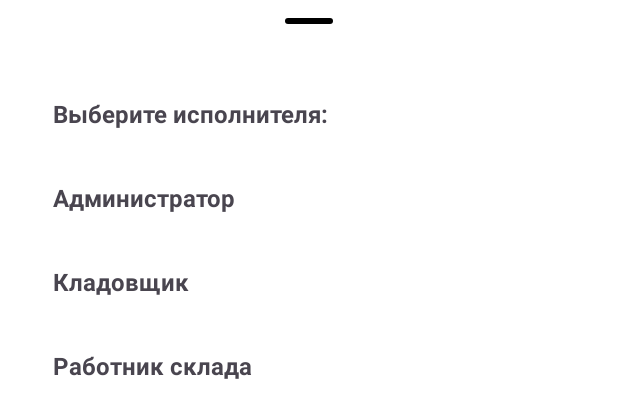
After one commit to Lazydemon341/Ruparts, an Android app built with Jetpack Compose: the layout bottom_sheet_task_implementer.xml on its own in the app's theme, with its tools: preview values and no code run, on a phone screen of 412 x 824 dp. The commit adds this screen. Shown: the top 418 px of the screen. Run offline under Robolectric (Android 15) with nearby library versions, the phone set to English and light mode, and no system bars.

Commit message:
implementer bottom sheet

```diff
--- /dev/null
+++ b/app/src/main/java/com/ruparts/app/features/task/presentation/OnItemSelectedListener.kt
@@ -0,0 +1,5 @@
+package com.ruparts.app.features.task.presentation
+
+interface OnItemSelectedListener {
+    fun onItemSelected(item: String)
+}
--- /dev/null
+++ b/app/src/main/res/layout/bottom_sheet_task_implementer.xml
@@ -0,0 +1,68 @@
+<?xml version="1.0" encoding="utf-8"?>
+<LinearLayout xmlns:android="http://schemas.android.com/apk/res/android"
+    xmlns:app="http://schemas.android.com/apk/res-auto"
+    xmlns:tools="http://schemas.android.com/tools"
+    android:layout_width="match_parent"
+    android:layout_height="wrap_content"
+    android:orientation="vertical"
+    android:id="@+id/layout_bs">
+
+    <com.google.android.material.bottomsheet.BottomSheetDragHandleView
+        android:id="@+id/bottom_sheet_implementers_drag_handle_view"
+        android:layout_width="match_parent"
+        android:layout_height="wrap_content" />
+
+    <TextView
+        android:id="@+id/bottom_sheet_implementers_header"
+        android:layout_width="match_parent"
+        android:layout_height="56dp"
+        android:layout_below="@id/bottom_sheet_implementers_drag_handle_view"
+        android:gravity="center_vertical"
+        android:paddingLeft="35dp"
+        android:text="Выберите исполнителя:"
+        android:textSize="16dp"
+        android:textStyle="bold">
+
+    </TextView>
+
+<!--    <ListView-->
+<!--        android:id="@+id/bottom_sheet_implementers_list"-->
+<!--        android:layout_width="match_parent"-->
+<!--        android:layout_height="wrap_content"-->
+<!--        android:layout_below="@id/bottom_sheet_implementers_header"-->
+<!--        android:layout_marginStart="20dp" />-->
+
+    <TextView
+        android:id="@+id/implementer1"
+        android:layout_width="match_parent"
+        android:layout_height="56dp"
+        android:layout_below="@id/bottom_sheet_implementers_drag_handle_view"
+        android:gravity="center_vertical"
+        android:paddingLeft="35dp"
+        android:text="Администратор"
+        android:textSize="16dp"
+        android:textStyle="bold" />
+
+    <TextView
+        android:id="@+id/implementer2"
+        android:layout_width="match_parent"
+        android:layout_height="56dp"
+        android:layout_below="@id/bottom_sheet_implementers_drag_handle_view"
+        android:gravity="center_vertical"
+        android:paddingLeft="35dp"
+        android:text="Кладовщик"
+        android:textSize="16dp"
+        android:textStyle="bold"/>
+
+    <TextView
+        android:id="@+id/implementer3"
+        android:layout_width="match_parent"
+        android:layout_height="56dp"
+        android:layout_below="@id/bottom_sheet_implementers_drag_handle_view"
+        android:gravity="center_vertical"
+        android:paddingLeft="35dp"
+        android:text="Работник склада"
+        android:textSize="16dp"
+        android:textStyle="bold"/>
+
+</LinearLayout>
```
Also changed, not shown: app/src/main/java/com/ruparts/app/features/task/presentation/BottomSheetImplementer.kt (added, +47 -0 lines), app/src/main/java/com/ruparts/app/features/task/presentation/TaskFragment.kt (+18 -1 lines), app/src/main/java/com/ruparts/app/features/task/presentation/TaskViewModel.kt (+8 -1 lines).
